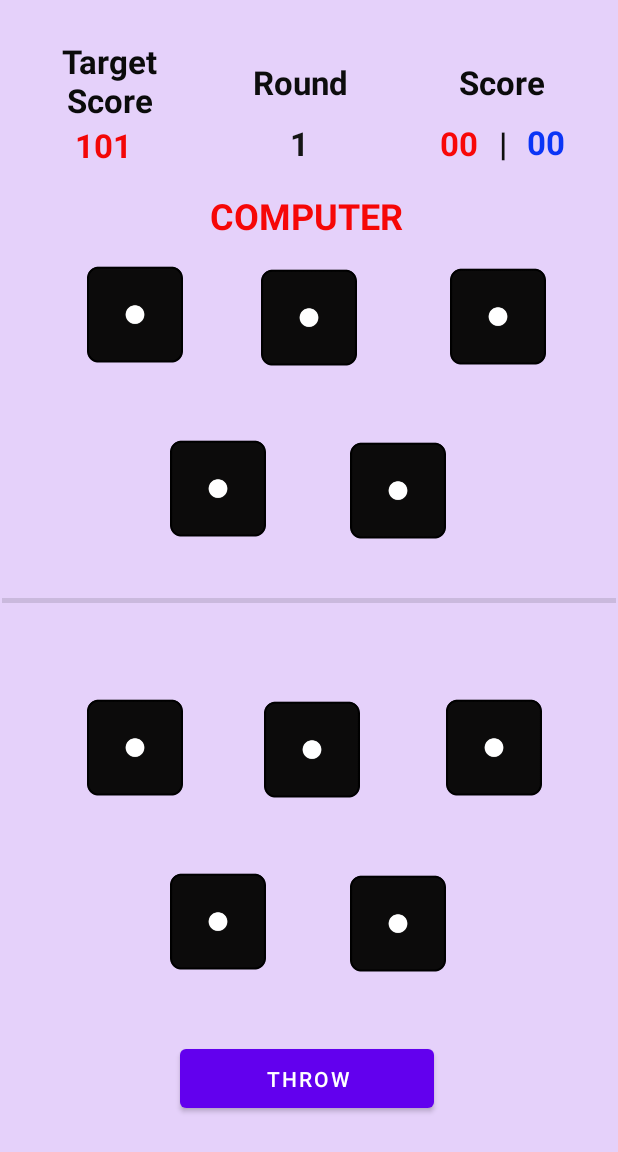
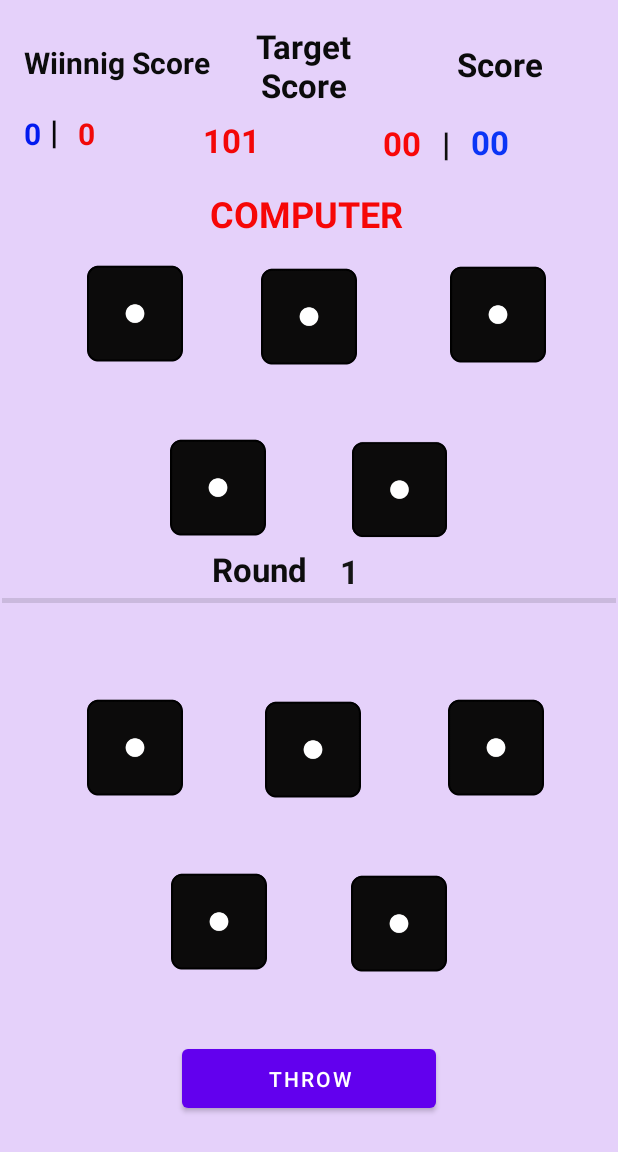
Before and after one commit to DumiaSL/5_Roll, an Android app: the GameScreen screen opened directly, with no data from a screen before it, on a phone screen of 412 x 824 dp. Shown: the top 1152 px of the screen. Run offline under Robolectric (Android 15) with nearby library versions, the phone set to English and light mode, and no system bars.

Commit message:
add win score funtionlity

```diff
--- a/Dice_Game_Application/app/src/main/java/com/example/dice_game_application/GameScreen.kt
+++ b/Dice_Game_Application/app/src/main/java/com/example/dice_game_application/GameScreen.kt
@@ -13,7 +13,7 @@ import androidx.core.view.isVisible
 
 
 class GameScreen : AppCompatActivity() {
-    val random = java.util.Random()
+    private val random = java.util.Random()
     var mydialog: Dialog? = null
 
     //
@@ -35,6 +35,8 @@ class GameScreen : AppCompatActivity() {
 
     //
     var win_mark=0
+    var computerWins=0
+    var userWins=0
 
 
     override fun onCreate(savedInstanceState: Bundle?) {
@@ -45,35 +47,42 @@ class GameScreen : AppCompatActivity() {
 
         //
         win_mark=intent.getIntExtra("win_mark",101)
-        val user_name= intent.getStringExtra("user_name")
+        var user_name= intent.getStringExtra("user_name")
+        computerWins=intent.getIntExtra("ComputerWins",0)
+        userWins=intent.getIntExtra("UserWins",0)
 
         //connecting screen item with backend code
         val throwButton : Button = findViewById(R.id.throwbtn)
         val score : Button = findViewById(R.id.score)
-        val c_image0 : ImageView = findViewById(R.id.c1)
-        val c_image1 : ImageView = findViewById(R.id.c2)
-        val c_image2 : ImageView = findViewById(R.id.c3)
-        val c_image3 : ImageView = findViewById(R.id.c4)
-        val c_image4 : ImageView = findViewById(R.id.c5)
-        val u_image0 : ImageView = findViewById(R.id.u1)
-        val u_image1 : ImageView = findViewById(R.id.u2)
-        val u_image2 : ImageView = findViewById(R.id.u3)
-        val u_image3 : ImageView = findViewById(R.id.u4)
-        val u_image4 : ImageView = findViewById(R.id.u5)
+        val cImage0 : ImageView = findViewById(R.id.c1)
+        val cImage1 : ImageView = findViewById(R.id.c2)
+        val cImage2 : ImageView = findViewById(R.id.c3)
+        val cImage3 : ImageView = findViewById(R.id.c4)
+        val cImage4 : ImageView = findViewById(R.id.c5)
+        val uImage0 : ImageView = findViewById(R.id.u1)
+        val uImage1 : ImageView = findViewById(R.id.u2)
+        val uImage2 : ImageView = findViewById(R.id.u3)
+        val uImage3 : ImageView = findViewById(R.id.u4)
+        val uImage4 : ImageView = findViewById(R.id.u5)
         val computer_Score_text : TextView = findViewById(R.id.computer_score)
         val User_Score_text : TextView = findViewById(R.id.user_score)
         val round_text : TextView = findViewById(R.id.round)
         val target_text : TextView = findViewById(R.id.targetscore)
         val user_text : TextView = findViewById(R.id.user)
+        val winUser_text : TextView = findViewById(R.id.userwins)
+        val wincom_text : TextView = findViewById(R.id.computerwins)
 
         //List of dice faces
-        userDiceFaces = mutableListOf(u_image0,u_image1,u_image2,u_image3,u_image4)
-        computerDiceFaces = mutableListOf(c_image0,c_image1,c_image2,c_image3,c_image4)
+        userDiceFaces = mutableListOf(uImage0,uImage1,uImage2,uImage3,uImage4)
+        computerDiceFaces = mutableListOf(cImage0,cImage1,cImage2,cImage3,cImage4)
 
         //initialize game screen
         target_text.setText(win_mark.toString())
         round_text.setText(rounds.toString())
         user_text.setText(user_name)
+        winUser_text.setText(userWins.toString())
+        wincom_text.setText(computerWins.toString())
+
         //
         for (imageIndex in 0 until 5){
             userDiceFaces!![imageIndex].setOnClickListener {
@@ -121,19 +130,22 @@ class GameScreen : AppCompatActivity() {
 
         //when press the Throw/Rethrow/Rethrow Again button
         throwButton.setOnClickListener {
-            score.isVisible=true
+            if (!isTie){
+                score.isVisible=true
+            }
 
             //Generating computer dice numbers
             computer_list=genarate_numbers()
 
             if (throwButton.text=="Throw"){
-                throwButton.setText("Rethrow")
+                if (!isTie){
+                    throwButton.setText("Rethrow")
+                    //user image set touch true
+                    imageClickable(true)
+                }
 
                 //Generating user dice numbers
                 user_list=genarate_numbers()
-
-                //user image set touch true
-                imageClickable(true)
 
             }else if (throwButton.text=="Rethrow"){
                 throwButton.setText("Rethrow again")
@@ -163,6 +175,19 @@ class GameScreen : AppCompatActivity() {
                 //user image set touch false
                 imageClickable(false)
 
+                //checking winning condition
+                winningCondition()
+            }
+
+            if (isTie){
+                //Increment rounds
+                rounds++
+                round_text.setText(rounds.toString())
+                //updating score
+                bothSideScoreUpdate()
+                //set score in screen
+                computer_Score_text.setText(computerscore.toString())
+                User_Score_text.setText(userscore.toString())
                 //checking winning condition
                 winningCondition()
             }
@@ -208,7 +233,6 @@ class GameScreen : AppCompatActivity() {
         for (i in 0 until 5) {
             if (remove_list[i]==false){
                 user_list[i]=random.nextInt(6) + 1
-                println(user_list[i])
             }
         }
     }
@@ -228,11 +252,18 @@ class GameScreen : AppCompatActivity() {
     private fun result_part(mydialog: Dialog, resultType: String, colour: Int) {
         mydialog.setContentView(R.layout.activity_result_screen)
         val body = mydialog.findViewById(R.id.result) as TextView
+        val userwinsText = mydialog.findViewById(R.id.resultuserwins) as TextView
+        val comwinsText = mydialog.findViewById(R.id.resultcomwins) as TextView
         body.text = resultType
+        userwinsText.text="H:"+userWins.toString()
+        comwinsText.text="C:"+computerWins.toString()
         body.setTextColor(colour)
+
         mydialog.setCanceledOnTouchOutside(false)
         mydialog.setOnCancelListener {
             val intent = Intent(this, ChosenPage::class.java)
+            intent.putExtra("ComputerWins",computerWins)
+            intent.putExtra("UserWins",userWins)
             startActivity(intent)
         }
         mydialog.show()
@@ -268,34 +299,13 @@ class GameScreen : AppCompatActivity() {
 
     //game winning condition with relevant rules
     private fun winningCondition() {
-//        userscore = 95
-//        computerscore=90
-//        win_mark=200
-//        if (userscore>=win_mark){
-//            if (userscore==computerscore){
-//                //tie
-//                isTie=true
-//            }else if (userscore>computerscore){
-//                mydialog?.let { result_part(it,"You Win !",Color.GREEN) }
-//            }else{
-//                mydialog?.let { result_part(it,"You Lost !",Color.RED) }
-//            }
-//        }else if (computerscore>=win_mark){
-//            if (userscore==computerscore){
-//                //tie
-//                isTie=true
-//            }else if (computerscore>userscore){
-//                mydialog?.let { result_part(it,"You Lost !",Color.RED) }
-//            }else{
-//                mydialog?.let { result_part(it,"You Win !",Color.GREEN) }
-//            }
-//        }
-
         if (userscore >= win_mark || computerscore >= win_mark) {
             if (userscore > computerscore) {
+                userWins++
                 mydialog?.let { result_part(it, "You Win!", Color.GREEN) }
             } else if (userscore < computerscore) {
-                mydialog?.let { result_part(it, "You Lost!", Color.RED) }
+                computerWins++
+                mydialog?.let { result_part(it, "You Lost", Color.RED) }
             } else {
                 isTie = true
                 whenTheGameTie()
@@ -307,13 +317,15 @@ class GameScreen : AppCompatActivity() {
 
     }
 
-    //in this activity customize backbutton
+    //in this activity customize back button
     override fun onBackPressed() {
         val builder = AlertDialog.Builder(this)
         builder.setMessage("Are you sure you want to exit?")
         builder.setCancelable(false)
         builder.setPositiveButton("Yes") { dialog, which ->
             val intent = Intent(this, ChosenPage::class.java)
+            intent.putExtra("ComputerWins",computerWins)
+            intent.putExtra("UserWins",userWins)
             startActivity(intent)
             finish()
         }
--- a/Dice_Game_Application/app/src/main/res/layout/activity_game_screen.xml
+++ b/Dice_Game_Application/app/src/main/res/layout/activity_game_screen.xml
@@ -11,7 +11,7 @@
         android:id="@+id/score"
         android:layout_width="wrap_content"
         android:layout_height="wrap_content"
-        android:layout_marginStart="160dp"
+        android:layout_marginStart="161dp"
         android:layout_marginTop="16dp"
         android:text="Score"
         app:layout_constraintStart_toStartOf="parent"
@@ -21,7 +21,7 @@
         android:id="@+id/throwbtn"
         android:layout_width="169dp"
         android:layout_height="51dp"
-        android:layout_marginStart="120dp"
+        android:layout_marginStart="121dp"
         android:layout_marginTop="39dp"
         android:text="Throw"
         app:layout_constraintStart_toStartOf="parent"
@@ -32,18 +32,18 @@
         android:layout_width="409dp"
         android:layout_height="3dp"
         android:layout_marginStart="1dp"
-        android:layout_marginTop="32dp"
+        android:layout_marginTop="3dp"
         android:background="?android:attr/listDivider"
         android:backgroundTint="#0A0A0A"
         app:layout_constraintStart_toStartOf="parent"
-        app:layout_constraintTop_toBottomOf="@+id/c5" />
+        app:layout_constraintTop_toBottomOf="@+id/round" />
 
     <ImageView
         android:id="@+id/c2"
         android:layout_width="80dp"
         android:layout_height="80dp"
         android:layout_marginStart="36dp"
-        android:layout_marginTop="11dp"
+        android:layout_marginTop="12dp"
         android:visibility="visible"
         app:layout_constraintStart_toEndOf="@+id/c1"
         app:layout_constraintTop_toBottomOf="@+id/textView7"
@@ -65,11 +65,11 @@
         android:layout_width="80dp"
         android:layout_height="80dp"
         android:layout_marginStart="50dp"
-        android:layout_marginTop="58dp"
+        android:layout_marginTop="66dp"
         android:clickable="true"
         android:visibility="visible"
         app:layout_constraintStart_toStartOf="parent"
-        app:layout_constraintTop_toBottomOf="@+id/targetscore"
+        app:layout_constraintTop_toBottomOf="@+id/userwins"
         app:srcCompat="@drawable/dice_1" />
 
     <ImageView
@@ -88,7 +88,7 @@
         android:id="@+id/u4"
         android:layout_width="80dp"
         android:layout_height="80dp"
-        android:layout_marginStart="105dp"
+        android:layout_marginStart="106dp"
         android:layout_marginTop="36dp"
         android:clickable="false"
         android:visibility="visible"
@@ -110,10 +110,10 @@
 
     <ImageView
         android:id="@+id/u2"
-        android:layout_width="80dp"
+        android:layout_width="81dp"
         android:layout_height="80dp"
         android:layout_marginStart="38dp"
-        android:layout_marginTop="9dp"
+        android:layout_marginTop="11dp"
         android:clickable="false"
         android:visibility="visible"
         app:layout_constraintStart_toEndOf="@+id/u1"
@@ -134,9 +134,9 @@
 
     <ImageView
         android:id="@+id/c5"
-        android:layout_width="80dp"
+        android:layout_width="79dp"
         android:layout_height="80dp"
-        android:layout_marginStart="40dp"
+        android:layout_marginStart="41dp"
         android:layout_marginTop="35dp"
         android:visibility="visible"
         app:layout_constraintStart_toEndOf="@+id/c4"
@@ -148,7 +148,7 @@
         android:layout_width="80dp"
         android:layout_height="80dp"
         android:layout_marginStart="46dp"
-        android:layout_marginTop="61dp"
+        android:layout_marginTop="60dp"
         android:visibility="visible"
         app:layout_constraintStart_toEndOf="@+id/c2"
         app:layout_constraintTop_toBottomOf="@+id/user_score"
@@ -158,60 +158,58 @@
         android:id="@+id/textView4"
         android:layout_width="wrap_content"
         android:layout_height="wrap_content"
-        android:layout_marginStart="63dp"
-        android:layout_marginTop="40dp"
+        android:layout_marginStart="141dp"
         android:text="Round"
         android:textColor="#0D0D0D"
+        android:textSize="22sp"
+        android:textStyle="bold"
+        app:layout_constraintStart_toStartOf="parent"
+        app:layout_constraintTop_toBottomOf="@+id/c4" />
+
+    <TextView
+        android:id="@+id/round"
+        android:layout_width="wrap_content"
+        android:layout_height="wrap_content"
+        android:layout_marginStart="22dp"
+        android:text="00"
+        android:textColor="#151515"
+        android:textSize="22sp"
+        android:textStyle="bold"
+        app:layout_constraintStart_toEndOf="@+id/textView4"
+        app:layout_constraintTop_toBottomOf="@+id/c5" />
+
+    <TextView
+        android:id="@+id/textView5"
+        android:layout_width="wrap_content"
+        android:layout_height="wrap_content"
+        android:layout_marginStart="70dp"
+        android:layout_marginTop="28dp"
+        android:text="Score"
+        android:textColor="#0B0B0B"
         android:textSize="22sp"
         android:textStyle="bold"
         app:layout_constraintStart_toEndOf="@+id/textView6"
         app:layout_constraintTop_toTopOf="parent" />
 
     <TextView
-        android:id="@+id/round"
-        android:layout_width="wrap_content"
-        android:layout_height="wrap_content"
-        android:layout_marginStart="105dp"
-        android:layout_marginTop="11dp"
-        android:text="00"
-        android:textColor="#151515"
-        android:textSize="22sp"
-        android:textStyle="bold"
-        app:layout_constraintStart_toEndOf="@+id/targetscore"
-        app:layout_constraintTop_toBottomOf="@+id/textView4" />
-
-    <TextView
-        android:id="@+id/textView5"
-        android:layout_width="wrap_content"
-        android:layout_height="wrap_content"
-        android:layout_marginStart="74dp"
-        android:layout_marginTop="40dp"
-        android:text="Score"
-        android:textColor="#0B0B0B"
-        android:textSize="22sp"
-        android:textStyle="bold"
-        app:layout_constraintStart_toEndOf="@+id/textView4"
-        app:layout_constraintTop_toTopOf="parent" />
-
-    <TextView
         android:id="@+id/textView6"
         android:layout_width="65dp"
-        android:layout_height="54dp"
-        android:layout_marginStart="40dp"
-        android:layout_marginTop="26dp"
+        android:layout_height="53dp"
+        android:layout_marginStart="29dp"
+        android:layout_marginTop="16dp"
         android:text="Target Score"
         android:textAlignment="center"
         android:textColor="#0B0B0B"
         android:textSize="22sp"
         android:textStyle="bold"
-        app:layout_constraintStart_toStartOf="parent"
+        app:layout_constraintStart_toEndOf="@+id/textView8"
         app:layout_constraintTop_toTopOf="parent" />
 
     <TextView
         android:id="@+id/user_score"
         android:layout_width="wrap_content"
         android:layout_height="wrap_content"
-        android:layout_marginStart="13dp"
+        android:layout_marginStart="14dp"
         android:layout_marginTop="80dp"
         android:text="00"
         android:textColor="#0B35F6"
@@ -224,13 +222,13 @@
         android:id="@+id/computer_score"
         android:layout_width="wrap_content"
         android:layout_height="wrap_content"
-        android:layout_marginStart="87dp"
-        android:layout_marginTop="11dp"
+        android:layout_marginStart="82dp"
+        android:layout_marginTop="23dp"
         android:text="00"
         android:textColor="#F80808"
         android:textSize="22sp"
         android:textStyle="bold"
-        app:layout_constraintStart_toEndOf="@+id/round"
+        app:layout_constraintStart_toEndOf="@+id/targetscore"
         app:layout_constraintTop_toBottomOf="@+id/textView5" />
 
     <TextView
@@ -238,7 +236,7 @@
         android:layout_width="wrap_content"
         android:layout_height="wrap_content"
         android:layout_marginStart="14dp"
-        android:layout_marginTop="11dp"
+        android:layout_marginTop="23dp"
         android:text="|"
         android:textColor="#0E0E0E"
         android:textSize="22dp"
@@ -251,21 +249,21 @@
         android:layout_width="wrap_content"
         android:layout_height="wrap_content"
         android:layout_marginStart="140dp"
-        android:layout_marginTop="17dp"
+        android:layout_marginTop="18dp"
         android:text="Computer"
         android:textAllCaps="true"
         android:textColor="#F60707"
         android:textSize="24sp"
         android:textStyle="bold"
         app:layout_constraintStart_toStartOf="parent"
-        app:layout_constraintTop_toBottomOf="@+id/round" />
+        app:layout_constraintTop_toBottomOf="@+id/targetscore" />
 
     <TextView
         android:id="@+id/user"
         android:layout_width="wrap_content"
         android:layout_height="wrap_content"
-        android:layout_marginStart="181dp"
-        android:layout_marginTop="15dp"
+        android:layout_marginStart="176dp"
+        android:layout_marginTop="13dp"
         android:text="User"
         android:textAllCaps="true"
         android:textColor="#056FEF"
@@ -278,13 +276,65 @@
         android:id="@+id/targetscore"
         android:layout_width="wrap_content"
         android:layout_height="wrap_content"
-        android:layout_marginStart="50dp"
-        android:layout_marginTop="2dp"
+        android:layout_marginStart="72dp"
+        android:layout_marginTop="9dp"
         android:text="000"
         android:textColor="#F30707"
         android:textSize="22sp"
         android:textStyle="bold"
-        app:layout_constraintStart_toStartOf="parent"
+        app:layout_constraintStart_toEndOf="@+id/computerwins"
         app:layout_constraintTop_toBottomOf="@+id/textView6" />
 
+    <TextView
+        android:id="@+id/textView8"
+        android:layout_width="wrap_content"
+        android:layout_height="wrap_content"
+        android:layout_marginStart="16dp"
+        android:layout_marginTop="28dp"
+        android:text="Wiinnig Score"
+        android:textColor="#0C0C0C"
+        android:textSize="20sp"
+        android:textStyle="bold"
+        app:layout_constraintStart_toStartOf="parent"
+        app:layout_constraintTop_toTopOf="parent" />
+
+    <TextView
+        android:id="@+id/userwins"
+        android:layout_width="wrap_content"
+        android:layout_height="wrap_content"
+        android:layout_marginStart="16dp"
+        android:layout_marginTop="20dp"
+        android:text="H:10"
+        android:textColor="#021AEF"
+        android:textSize="20sp"
+        android:textStyle="bold"
+        app:layout_constraintStart_toStartOf="parent"
+        app:layout_constraintTop_toBottomOf="@+id/textView8" />
+
+    <TextView
+        android:id="@+id/computerwins"
+        android:layout_width="wrap_content"
+        android:layout_height="wrap_content"
+        android:layout_marginStart="13dp"
+        android:layout_marginTop="20dp"
+        android:text="C:5"
+        android:textColor="#F10909"
+        android:textSize="20sp"
+        android:textStyle="bold"
+        app:layout_constraintStart_toEndOf="@+id/textView14"
+        app:layout_constraintTop_toBottomOf="@+id/textView8" />
+
+    <TextView
+        android:id="@+id/textView14"
+        android:layout_width="wrap_content"
+        android:layout_height="wrap_content"
+        android:layout_marginStart="6dp"
+        android:layout_marginTop="17dp"
+        android:text="|"
+        android:textColor="#070707"
+        android:textSize="22sp"
+        android:textStyle="bold"
+        app:layout_constraintStart_toEndOf="@+id/userwins"
+        app:layout_constraintTop_toBottomOf="@+id/textView8" />
+
 </androidx.constraintlayout.widget.ConstraintLayout>
```
Also changed, not shown: Dice_Game_Application/app/src/main/java/com/example/dice_game_application/ChosenPage.kt (+19 -3 lines), Dice_Game_Application/app/src/main/res/layout/activity_result_screen.xml (+39 -1 lines).
